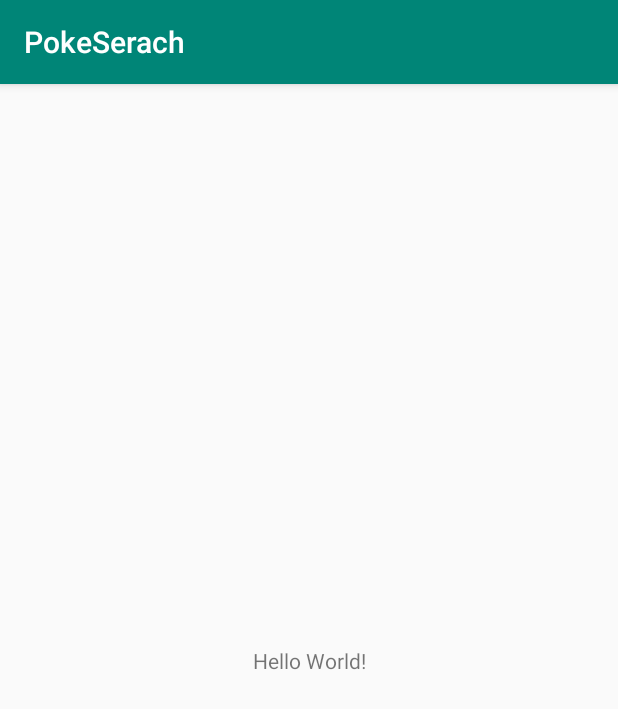
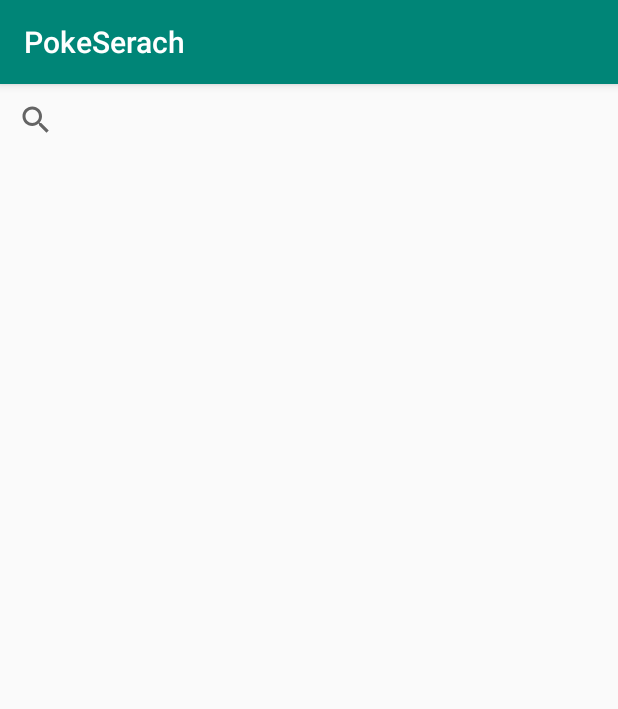
Before and after one commit to tsukajizo/poke-search, an Android app: the screen it shows after launch (MainActivity), on a phone screen of 412 x 824 dp. Shown: the top 709 px of the screen. Run offline under Robolectric (Android 15) with nearby library versions, the phone set to English and light mode, and no system bars.

Commit message:
change to searchview

```diff
--- a/app/src/main/res/layout/activity_main.xml
+++ b/app/src/main/res/layout/activity_main.xml
@@ -6,14 +6,11 @@
         android:layout_width="match_parent"
         android:layout_height="match_parent"
         tools:context=".MainActivity">
-
-    <TextView
-            android:layout_width="wrap_content"
+    <android.support.v7.widget.SearchView
+            android:layout_width="match_parent"
             android:layout_height="wrap_content"
-            android:text="Hello World!"
-            app:layout_constraintBottom_toBottomOf="parent"
             app:layout_constraintLeft_toLeftOf="parent"
             app:layout_constraintRight_toRightOf="parent"
-            app:layout_constraintTop_toTopOf="parent"/>
-
+            app:layout_constraintTop_toTopOf="parent">
+    </android.support.v7.widget.SearchView>
 </android.support.constraint.ConstraintLayout>
```
